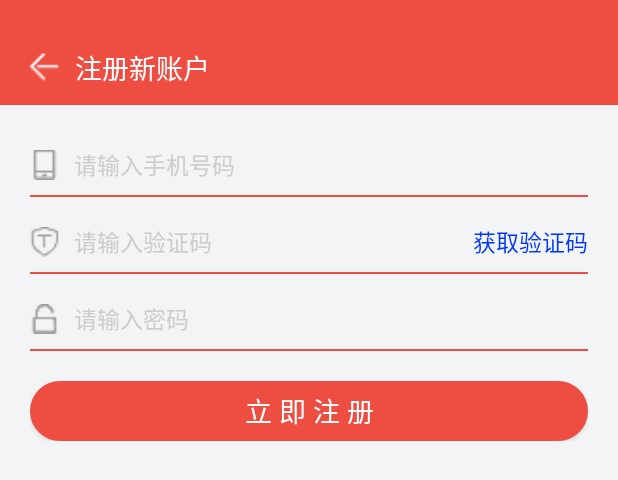
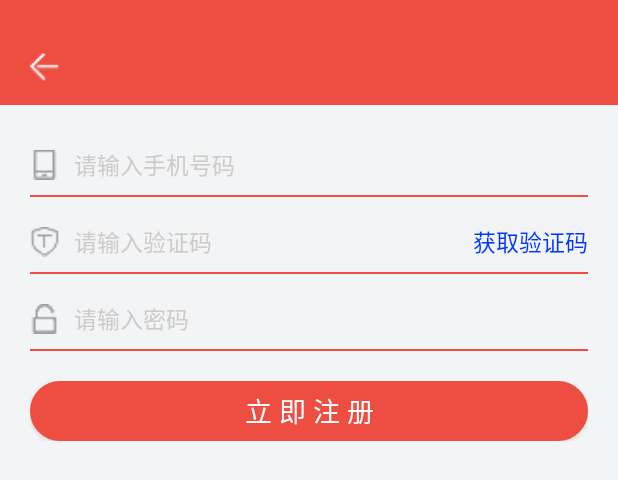
Before and after one commit to 1zoudaniu/twoEight, an Android app: the layout activity_login_register.xml on its own in the app's theme, with its tools: preview values and no code run, on a phone screen of 412 x 824 dp. Shown: the top 480 px of the screen. Run offline under Robolectric (Android 15) with nearby library versions, the phone set to English and light mode, and no system bars.

Commit message:
抽取title出来  已经完成

```diff
--- a/app/src/main/java/zou/te/happy/com/happyte/activitys/LoginAllActivity.java
+++ b/app/src/main/java/zou/te/happy/com/happyte/activitys/LoginAllActivity.java
@@ -45,6 +45,7 @@ public class LoginAllActivity extends BaseActivity implements LoginView {
     private LoginPres loginPres;
     private LoadingDialogUtil mLoadingDialog;
     private RelativeLayout btnLoginRlBack;
+    private TextView btnLoginTitle;
 
     @Override
     public void initData(@Nullable Bundle bundle) {
@@ -65,8 +66,10 @@ public class LoginAllActivity extends BaseActivity implements LoginView {
         loginEditPassword = (EditText) findViewById(R.id.login_edit_password);
         loginTextForget = (TextView) findViewById(R.id.login_text_forget);
         loginBtnLogin = (Button) findViewById(R.id.login_btn_login);
-        btnLoginRlBack = (RelativeLayout) findViewById(R.id.login_rl_back);
+        btnLoginRlBack = (RelativeLayout) findViewById(R.id.layout_head_title_rl_back);
+        btnLoginTitle = (TextView) findViewById(R.id.layout_head_title_tv_title);
 
+        btnLoginTitle.setText("手机号登陆");
         loginBtnLogin.setOnClickListener(this);
         loginTextForget.setOnClickListener(this);
         btnLoginRlBack.setOnClickListener(this);
--- a/app/src/main/java/zou/te/happy/com/happyte/activitys/LoginForgetActivity.java
+++ b/app/src/main/java/zou/te/happy/com/happyte/activitys/LoginForgetActivity.java
@@ -41,6 +41,7 @@ public class LoginForgetActivity extends BaseActivity implements LoginView {
     private EditText forgetEditPassword;
     private Button forgetBtnLogin;
     private RelativeLayout forgetRlBack;
+    private TextView forgetTitle;
 
     private YzmPres yzmPres;
     private LoadingDialogUtil mLoadingDialog;
@@ -69,9 +70,10 @@ public class LoginForgetActivity extends BaseActivity implements LoginView {
         forgetTextGetYzm = (TextView) findViewById(R.id.forget_text_getYzm);
         forgetEditPassword = (EditText) findViewById(R.id.forget_edit_password);
         forgetBtnLogin = (Button) findViewById(R.id.forget_btn_login);
-        forgetRlBack = (RelativeLayout) findViewById(R.id.forget_rl_back);
+        forgetRlBack = (RelativeLayout) findViewById(R.id.layout_head_title_rl_back);
+        forgetTitle = (TextView) findViewById(R.id.layout_head_title_tv_title);
 
-
+        forgetTitle.setText("忘记密码");
         forgetBtnLogin.setOnClickListener(this);
         forgetTextGetYzm.setOnClickListener(this);
         forgetRlBack.setOnClickListener(this);
--- a/app/src/main/java/zou/te/happy/com/happyte/dialogs/ZylLoadingDialog.java
+++ b/app/src/main/java/zou/te/happy/com/happyte/dialogs/ZylLoadingDialog.java
@@ -67,7 +67,7 @@ public class ZylLoadingDialog  extends Dialog {
                 tvMessage.setText(message);
             }
             if (null == drawable) {
-                yzsLoading.setImageDrawable(context.getResources().getDrawable(R.mipmap.icon_loading));
+                yzsLoading.setImageDrawable(context.getResources().getDrawable(R.mipmap.ic_loading_red));
             } else {
                 yzsLoading.setImageDrawable(drawable);
             }
--- a/app/src/main/res/layout/activity_login_register.xml
+++ b/app/src/main/res/layout/activity_login_register.xml
@@ -7,37 +7,7 @@
     android:orientation="vertical"
     tools:context="zou.te.happy.com.happyte.activitys.LoginRegisterActivity">
 
-    <View
-        android:layout_width="match_parent"
-        android:layout_height="20dp"
-        android:background="@color/bg_login_bg_two" />
-
-    <RelativeLayout
-        android:id="@+id/register_rl_back"
-        android:layout_width="match_parent"
-        android:layout_height="50dp"
-        android:background="@color/bg_login_bg_two">
-
-        <ImageView
-            android:id="@+id/login_iv_back"
-            android:layout_width="20dp"
-            android:layout_height="20dp"
-            android:layout_centerVertical="true"
-            android:layout_marginLeft="20dp"
-            android:scaleType="fitXY"
-            android:src="@drawable/ic_back_white" />
-
-        <TextView
-            android:layout_width="wrap_content"
-            android:layout_height="50dp"
-            android:layout_marginLeft="10dp"
-            android:layout_toRightOf="@+id/login_iv_back"
-            android:gravity="center"
-            android:text="注册新账户"
-            android:textColor="#ffffff"
-            android:textSize="18sp" />
-
-    </RelativeLayout>
+    <include layout="@layout/layout_head_title" />
 
     <!--手机号-->
     <RelativeLayout
--- /dev/null
+++ b/app/src/main/res/layout/layout_head_title.xml
@@ -0,0 +1,40 @@
+<?xml version="1.0" encoding="utf-8"?>
+<LinearLayout xmlns:android="http://schemas.android.com/apk/res/android"
+    android:layout_width="match_parent"
+    android:layout_height="70dp"
+    android:orientation="vertical">
+
+    <View
+        android:layout_width="match_parent"
+        android:layout_height="20dp"
+        android:background="@color/bg_login_bg_two" />
+
+    <RelativeLayout
+        android:id="@+id/layout_head_title_rl_back"
+        android:layout_width="match_parent"
+        android:layout_height="50dp"
+        android:background="@color/bg_login_bg_two">
+
+        <ImageView
+            android:id="@+id/layout_head_title_iv_back"
+            android:layout_width="20dp"
+            android:layout_height="20dp"
+            android:layout_centerVertical="true"
+            android:layout_marginLeft="20dp"
+            android:scaleType="fitXY"
+            android:src="@drawable/ic_back_white" />
+
+        <TextView
+            android:id="@+id/layout_head_title_tv_title"
+            android:layout_width="wrap_content"
+            android:layout_height="50dp"
+            android:layout_marginLeft="10dp"
+            android:layout_toRightOf="@+id/layout_head_title_iv_back"
+            android:gravity="center"
+            android:text=""
+            android:textColor="#ffffff"
+            android:textSize="18sp" />
+
+    </RelativeLayout>
+
+</LinearLayout>
```
Also changed, not shown: app/src/main/AndroidManifest.xml (+14 -9 lines), app/src/main/java/zou/te/happy/com/happyte/activitys/LoginRegisterActivity.java (+4 -3 lines), app/src/main/res/layout/activity_login_all.xml (+1 -31 lines), app/src/main/res/layout/activity_login_forget.xml (+1 -31 lines), app/src/main/res/mipmap-xxhdpi/ic_loading_red.png (added).
